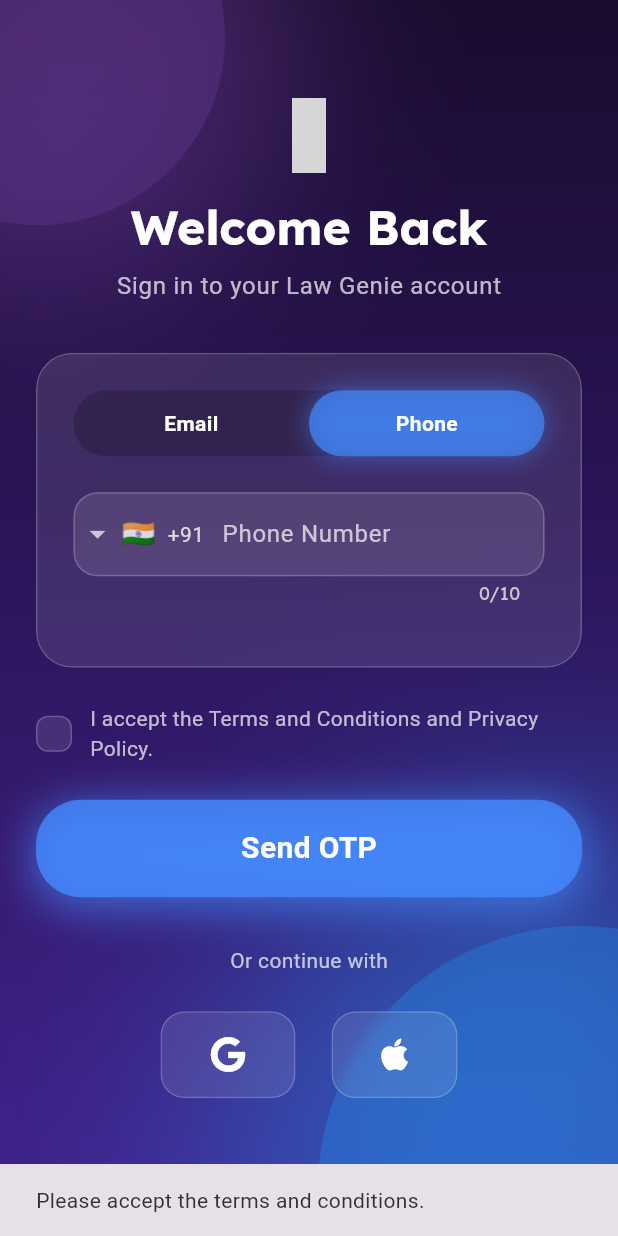
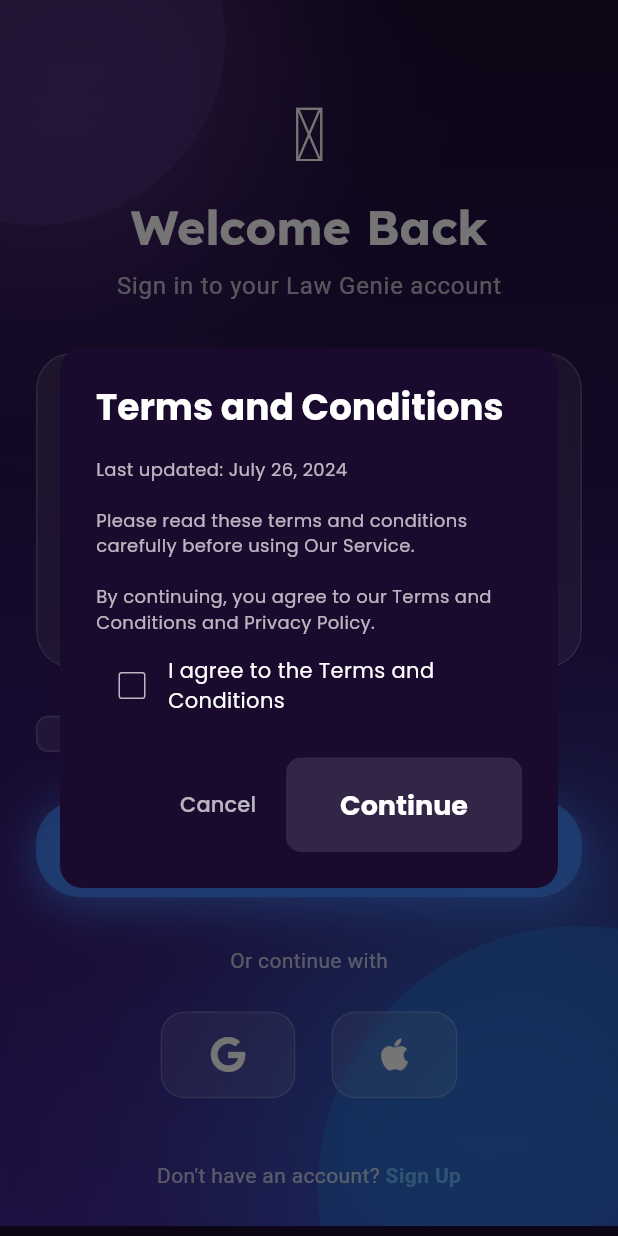
Before and after one commit to Syed-kashif-xli/law-genie, a Flutter app: the LoginPage screen opened directly, after a tap on "Phone", after a tap on "Send OTP", on a phone screen of 412 x 824 dp. Run offline on Flutter 3.47's test engine with Material 3 defaults, Android fonts, the phone set to English and light mode, and no system bars; drawn by our look-alikes of intl_phone_field; our stand-ins replace animated_text_kit, file_picker, firebase_auth, firebase_core, flutter_tts, font_awesome_flutter and 10 more; accounts and stored records are empty; grey boxes are pictures that could not be loaded.

Commit message:
Refine Terms and Conditions dialog

```diff
--- a/lib/features/auth/login_page.dart
+++ b/lib/features/auth/login_page.dart
@@ -1,13 +1,12 @@
-
 import 'dart:ui';
 import 'package:flutter/material.dart';
 import 'package:font_awesome_flutter/font_awesome_flutter.dart';
+import 'package:google_fonts/google_fonts.dart';
 import 'package:iconsax/iconsax.dart';
 import 'package:intl_phone_field/intl_phone_field.dart';
 import 'package:myapp/features/home/main_layout.dart';
 import 'package:firebase_auth/firebase_auth.dart';
 import 'package:google_sign_in/google_sign_in.dart';
-import 'package:myapp/features/auth/terms_and_conditions_page.dart';
 import 'package:shared_preferences/shared_preferences.dart';
 
 class LoginPage extends StatefulWidget {
@@ -32,9 +31,7 @@ class _LoginPageState extends State<LoginPage> {
   // Email & Password Sign-in
   Future<void> _signInWithEmailAndPassword() async {
     if (!_agreedToTerms) {
-      ScaffoldMessenger.of(context).showSnackBar(
-        const SnackBar(content: Text("Please accept the terms and conditions.")),
-      );
+      _showTermsDialog();
       return;
     }
 
@@ -47,7 +44,7 @@ class _LoginPageState extends State<LoginPage> {
       );
 
       if (userCredential.user != null && mounted) {
-        _checkTermsAndNavigate();
+        _navigateToHome();
       }
     } on FirebaseAuthException catch (e) {
       String message = e.code == 'user-not-found'
@@ -66,9 +63,7 @@ class _LoginPageState extends State<LoginPage> {
   // Phone Number Verification
   Future<void> _verifyPhoneNumber() async {
     if (!_agreedToTerms) {
-      ScaffoldMessenger.of(context).showSnackBar(
-        const SnackBar(content: Text("Please accept the terms and conditions.")),
-      );
+      _showTermsDialog();
       return;
     }
     if (_fullPhoneNumber.isEmpty) {
@@ -85,7 +80,7 @@ class _LoginPageState extends State<LoginPage> {
         await FirebaseAuth.instance.signInWithCredential(credential);
         if (mounted) {
           setState(() => _isLoading = false);
-          _checkTermsAndNavigate();
+          _navigateToHome();
         }
       },
       verificationFailed: (FirebaseAuthException e) {
@@ -133,7 +128,7 @@ class _LoginPageState extends State<LoginPage> {
       UserCredential userCredential = await FirebaseAuth.instance.signInWithCredential(credential);
 
       if (userCredential.user != null && mounted) {
-        _checkTermsAndNavigate();
+        _navigateToHome();
       }
     } catch (e) {
       ScaffoldMessenger.of(context).showSnackBar(
@@ -148,6 +143,10 @@ class _LoginPageState extends State<LoginPage> {
 
   // Google Sign-in
   Future<void> _signInWithGoogle() async {
+    if (!_agreedToTerms) {
+      _showTermsDialog();
+      return;
+    }
     try {
       final GoogleSignInAccount? googleUser = await GoogleSignIn().signIn();
 
@@ -161,7 +160,7 @@ class _LoginPageState extends State<LoginPage> {
         UserCredential userCredential = await FirebaseAuth.instance.signInWithCredential(credential);
 
         if (userCredential.user != null && mounted) {
-          _checkTermsAndNavigate();
+          _navigateToHome();
         }
       }
     } catch (e) {
@@ -172,21 +171,95 @@ class _LoginPageState extends State<LoginPage> {
     }
   }
 
-  Future<void> _checkTermsAndNavigate() async {
-    final prefs = await SharedPreferences.getInstance();
-    final bool termsAccepted = prefs.getBool('accepted_terms') ?? false;
+  void _navigateToHome() {
+    Navigator.pushReplacement(
+      context,
+      MaterialPageRoute(builder: (context) => const MainLayout()),
+    );
+  }
 
-    if (termsAccepted) {
-      Navigator.pushReplacement(
-        context,
-        MaterialPageRoute(builder: (context) => const MainLayout()),
-      );
-    } else {
-      Navigator.pushReplacement(
-        context,
-        MaterialPageRoute(builder: (context) => const TermsAndConditionsPage()),
-      );
-    }
+  void _showTermsDialog() {
+    bool checkboxValue = false;
+    showDialog(
+      context: context,
+      builder: (context) {
+        return StatefulBuilder(
+          builder: (context, setDialogState) {
+            return AlertDialog(
+              backgroundColor: const Color(0xFF1A0B2E),
+              shape: RoundedRectangleBorder(borderRadius: BorderRadius.circular(15)),
+              title: Text('Terms and Conditions', style: GoogleFonts.poppins(color: Colors.white, fontWeight: FontWeight.bold)),
+              content: SizedBox(
+                width: MediaQuery.of(context).size.width * 0.8,
+                child: SingleChildScrollView(
+                  child: Column(
+                    mainAxisSize: MainAxisSize.min,
+                    children: [
+                      Text(
+                        '''Last updated: July 26, 2024
+
+Please read these terms and conditions carefully before using Our Service.
+
+By continuing, you agree to our Terms and Conditions and Privacy Policy.''',
+                        style: GoogleFonts.poppins(color: Colors.white70, fontSize: 12),
+                      ),
+                      const SizedBox(height: 10),
+                      GestureDetector(
+                        onTap: () {
+                          setDialogState(() {
+                            checkboxValue = !checkboxValue;
+                          });
+                        },
+                        child: Row(
+                          children: [
+                            Checkbox(
+                              value: checkboxValue,
+                              onChanged: (value) {
+                                setDialogState(() {
+                                  checkboxValue = value ?? false;
+                                });
+                              },
+                              activeColor: Colors.blueAccent,
+                              checkColor: Colors.white,
+                              side: const BorderSide(color: Colors.white70),
+                            ),
+                            Expanded(
+                              child: Text('I agree to the Terms and Conditions', style: GoogleFonts.poppins(color: Colors.white, fontSize: 14)),
+                            ),
+                          ],
+                        ),
+                      ),
+                    ],
+                  ),
+                ),
+              ),
+              actions: [
+                TextButton(
+                  onPressed: () => Navigator.pop(context),
+                  child: Text('Cancel', style: GoogleFonts.poppins(color: Colors.white70)),
+                ),
+                ElevatedButton(
+                  onPressed: checkboxValue
+                      ? () {
+                          setState(() {
+                            _agreedToTerms = true;
+                          });
+                          Navigator.pop(context);
+                          _navigateToHome();
+                        }
+                      : null,
+                  style: ElevatedButton.styleFrom(
+                    backgroundColor: Colors.blueAccent,
+                    shape: RoundedRectangleBorder(borderRadius: BorderRadius.circular(10)),
+                  ),
+                  child: Text('Continue', style: GoogleFonts.poppins(color: Colors.white, fontWeight: FontWeight.bold)),
+                ),
+              ],
+            );
+          },
+        );
+      },
+    );
   }
 
 
```
